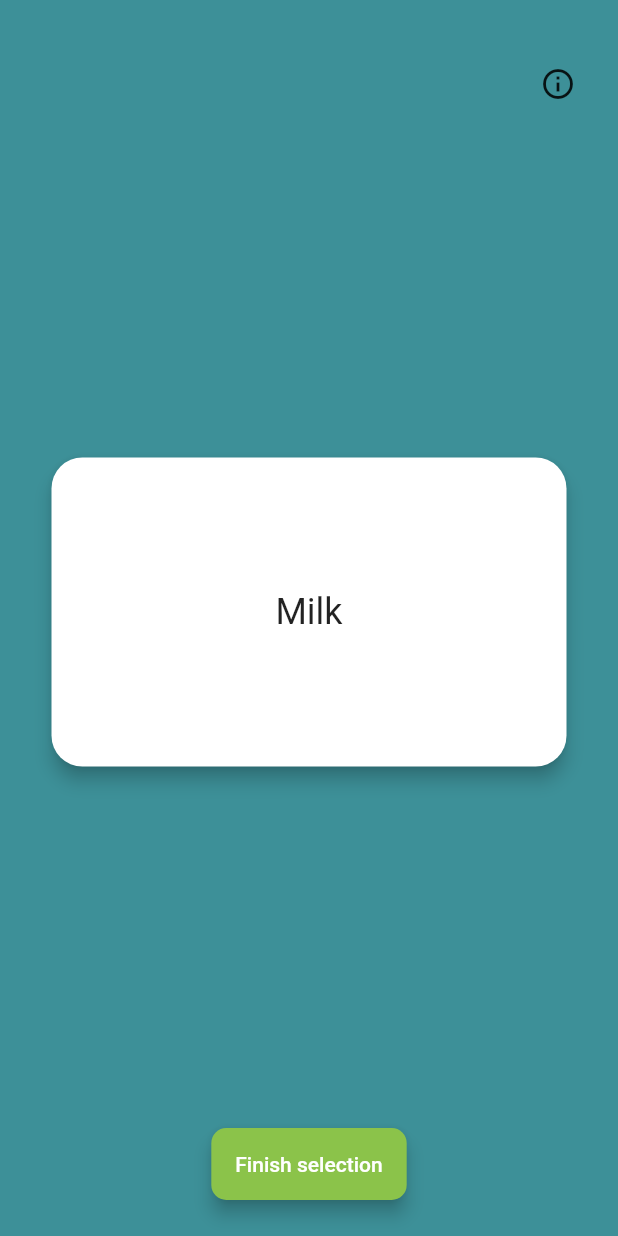
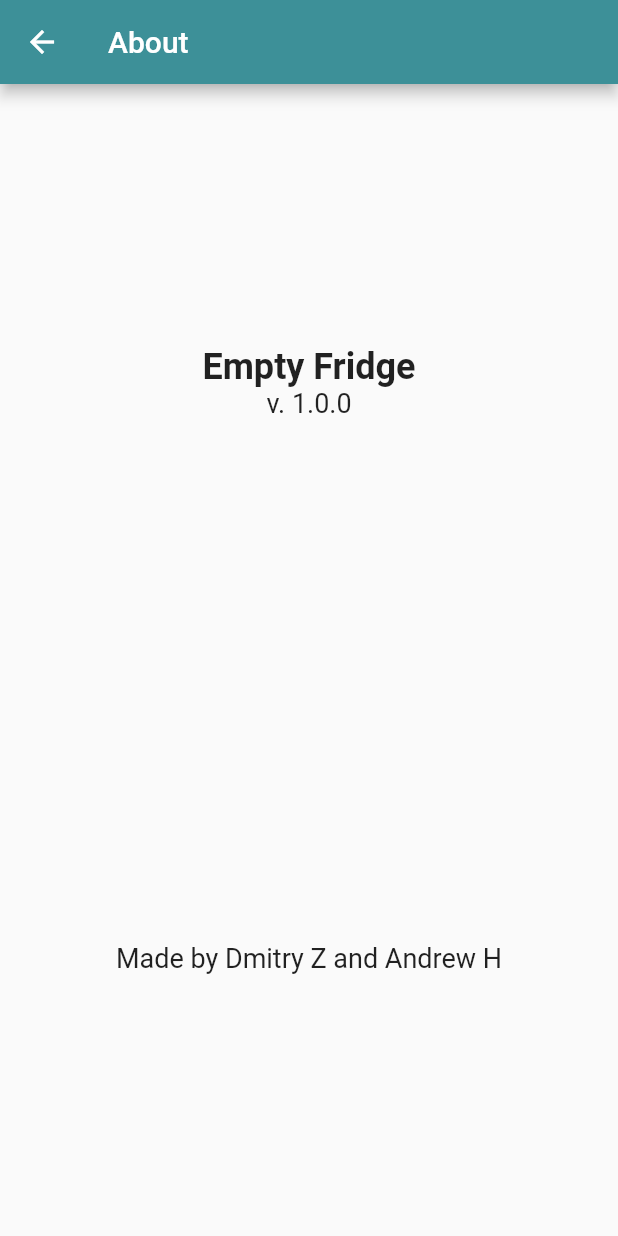
Before and after one commit to mobileoldfarts/EmptyFridge, a Flutter app: the screen it shows after launch, after a tap on the "info outline" icon, on a phone screen of 412 x 824 dp. Run offline on Flutter 3.47's test engine with Material 2 defaults, Android fonts, the phone set to English and light mode, and no system bars; our stand-ins replace package_info.

Commit message:
Add about screen

```diff
--- /dev/null
+++ b/lib/presentation/productSelection/screens/AboutScreen.dart
@@ -0,0 +1,57 @@
+import 'package:flutter/material.dart';
+import 'package:package_info/package_info.dart';
+
+class AboutScreen extends StatefulWidget {
+  static String id = 'AboutScreen';
+
+  AboutScreen({Key key}) : super(key: key);
+
+  @override
+  _AboutScreenState createState() => _AboutScreenState();
+}
+
+class _AboutScreenState extends State<AboutScreen> {
+  PackageInfo _packageInfo = PackageInfo(
+    appName: 'Unknown',
+    packageName: 'Unknown',
+    version: 'Unknown',
+    buildNumber: 'Unknown',
+  );
+
+  @override
+  void initState() {
+    super.initState();
+
+    _initPackageInfo();
+  }
+
+  Future<void> _initPackageInfo() async {
+    final PackageInfo info = await PackageInfo.fromPlatform();
+    setState(() {
+      _packageInfo = info;
+    });
+  }
+
+  @override
+  Widget build(BuildContext context) {
+    return Scaffold(
+      appBar: AppBar(
+        backgroundColor: Color(0xFF3D9098),
+        title: Text('About'),
+      ),
+      body: Center(
+        child: Column(
+          mainAxisAlignment: MainAxisAlignment.spaceAround,
+          children: <Widget>[
+            Column(
+              children: <Widget>[
+                Text('Empty Fridge', style: TextStyle(fontSize: 24.0, fontWeight: FontWeight.bold)),
+                Text('v. ${_packageInfo.version}', style: TextStyle(fontSize: 18.0)),
+            ]),
+            Text('Made by Dmitry Z and Andrew H', style: TextStyle(fontSize: 18.0)),
+          ],
+        ),
+      )
+    );
+  }
+}
--- a/lib/presentation/productSelection/screens/ProductSelectionScreen.dart
+++ b/lib/presentation/productSelection/screens/ProductSelectionScreen.dart
@@ -3,6 +3,7 @@ import 'package:empty_fridge/components/RoundedButton.dart';
 import 'package:empty_fridge/entities/Product.dart';
 import 'package:empty_fridge/presentation/productSelection/bloc/ProductSelection.dart';
 import 'package:empty_fridge/presentation/productSelection/bloc/ProductSelectionAction.dart';
+import 'package:empty_fridge/presentation/productSelection/screens/AboutScreen.dart';
 import 'package:flutter/material.dart';
 import 'package:provider/provider.dart';
 
@@ -36,9 +37,14 @@ class _ProductSelectionScreenState extends State<ProductSelectionScreen> {
                           child: IconButton(
                             icon: Icon(Icons.info_outline),
                             tooltip: 'Info',
-                            onPressed: () {},
+                            onPressed: () {
+                              Navigator.push(
+                                context,
+                                MaterialPageRoute(builder: (context) => AboutScreen()),
+                              );
+                            },
                           ),
-                        )
+                        ),
                       ],
                     ),
                     Consumer<ProductSelectionBloc>(builder: (context, _productSelectionBloc, child) {
--- a/pubspec.yaml
+++ b/pubspec.yaml
@@ -28,6 +28,7 @@ dependencies:
 
   shared_preferences: ^0.5.6
 
+  package_info: ^0.4.0+16
 
 
 dev_dependencies:
```
Also changed, not shown: pubspec.lock, 1 other file.
